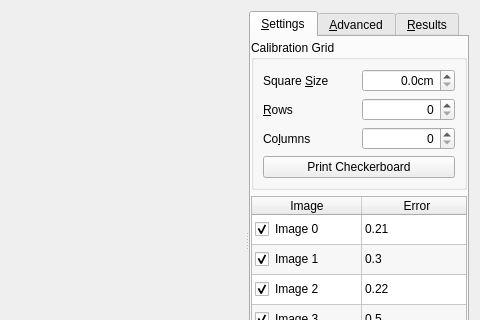
dysonltd-zz/gts, file app/src/tools/core/tabs/CameraCalibrationWidget.ui: the form before one commit; both pictures show x 160 to 640 and y 0 to 320 of the 640 by 480 pixel window.
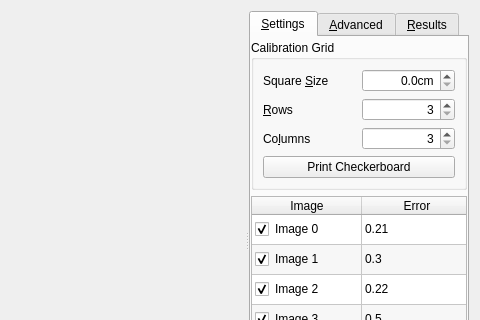
The form after the commit. Custom widgets are drawn as their Qt base class.

Diff of the .ui file:
```diff
--- a/app/src/tools/core/tabs/CameraCalibrationWidget.ui
+++ b/app/src/tools/core/tabs/CameraCalibrationWidget.ui
@@ -143,7 +143,7 @@
                     <set>Qt::AlignRight|Qt::AlignTrailing|Qt::AlignVCenter</set>
                    </property>
                    <property name="minimum">
-                    <number>0</number>
+                    <number>3</number>
                    </property>
                    <property name="maximum">
                     <number>99</number>
@@ -166,7 +166,7 @@
                     <set>Qt::AlignRight|Qt::AlignTrailing|Qt::AlignVCenter</set>
                    </property>
                    <property name="minimum">
-                    <number>0</number>
+                    <number>3</number>
                    </property>
                    <property name="maximum">
                     <number>99</number>
```
